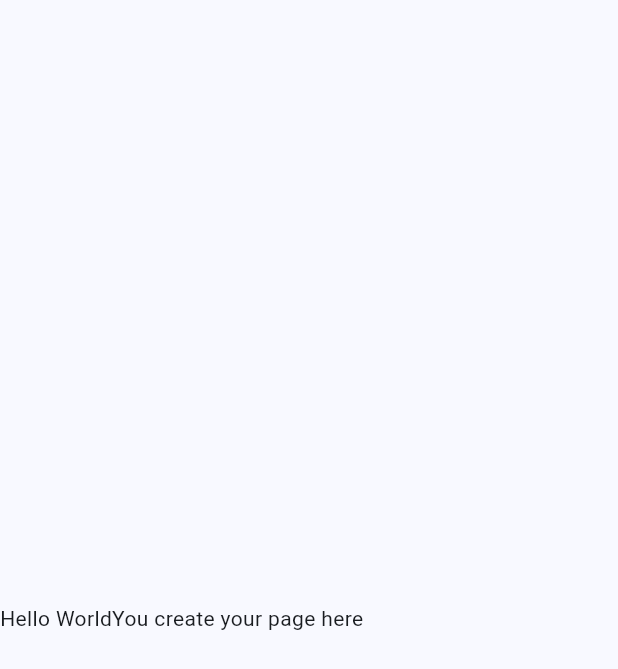
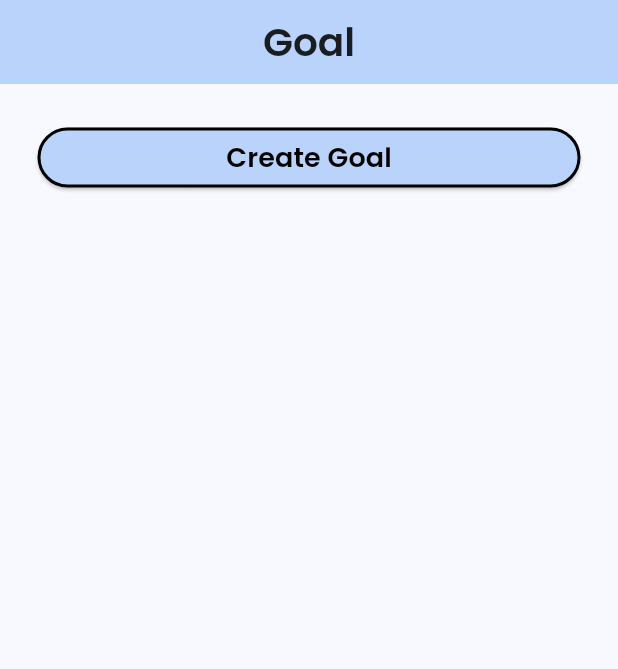
Before and after one commit to junnyi0301/caching, a Flutter app: the screen it shows after launch, on a phone screen of 412 x 824 dp. Shown: the top 669 px of the screen. Run offline on Flutter 3.47's test engine with Material 3 defaults, Android fonts, the phone set to English and light mode, and no system bars; our stand-ins replace google_fonts.

Commit message:
slow progress, gg

```diff
--- a/lib/goal.dart
+++ b/lib/goal.dart
@@ -0,0 +1,50 @@
+import 'package:flutter/material.dart';
+import 'design.dart';
+import 'create_goal.dart';
+
+final design = Design();
+
+class Goal extends StatefulWidget {
+  const Goal({super.key});
+
+  @override
+  State<Goal> createState() => _GoalState();
+}
+
+class _GoalState extends State<Goal> {
+  @override
+  Widget build(BuildContext context) {
+    return Scaffold(
+      appBar: AppBar(
+        backgroundColor: design.primaryColor,
+        title: Text("Goal", style: design.subtitleText),
+        centerTitle: true,
+      ),
+      body: Center(
+        child: Padding(
+          padding: const EdgeInsets.all(25),
+          child: Column(
+            mainAxisAlignment: MainAxisAlignment.start,
+            children: [
+              Container(
+                child: ElevatedButton(
+                  style: ElevatedButton.styleFrom(
+                    backgroundColor: design.primaryColor,
+                    foregroundColor: Colors.black,
+                    minimumSize: Size.fromHeight(40),
+                    side: BorderSide(color: Colors.black, width: 2)
+                  ),
+                  child: Text("Create Goal", style: design.contentText),
+                  onPressed: (){
+                    Navigator.push(context,
+                    MaterialPageRoute(builder: (context) => CreateGoal()));
+                  },
+                ),
+              )
+            ],
+          ),
+        ),
+      ),
+    );
+  }
+}
--- a/lib/main.dart
+++ b/lib/main.dart
@@ -1,4 +1,4 @@
-import 'package:caching/example_page.dart';
+import 'package:caching/goal.dart';
 import 'package:flutter/material.dart';
 
 void main() {
@@ -13,13 +13,13 @@ class MyApp extends StatelessWidget {
   Widget build(BuildContext context) {
     return MaterialApp(
       debugShowCheckedModeBanner: false,
-      title: 'Flutter Demo',
+      title: 'Cachingg',
       theme: ThemeData(
         colorScheme:
             ColorScheme.fromSeed(seedColor: Color.fromRGBO(231, 238, 253, 1)),
         useMaterial3: true,
       ),
-      home: const ExamplePage(title: ''),
+      home: const Goal(),
     );
   }
 }
```
Also changed, not shown: lib/create_goal.dart (added, +113 -0 lines), lib/design.dart (+5 -5 lines).
